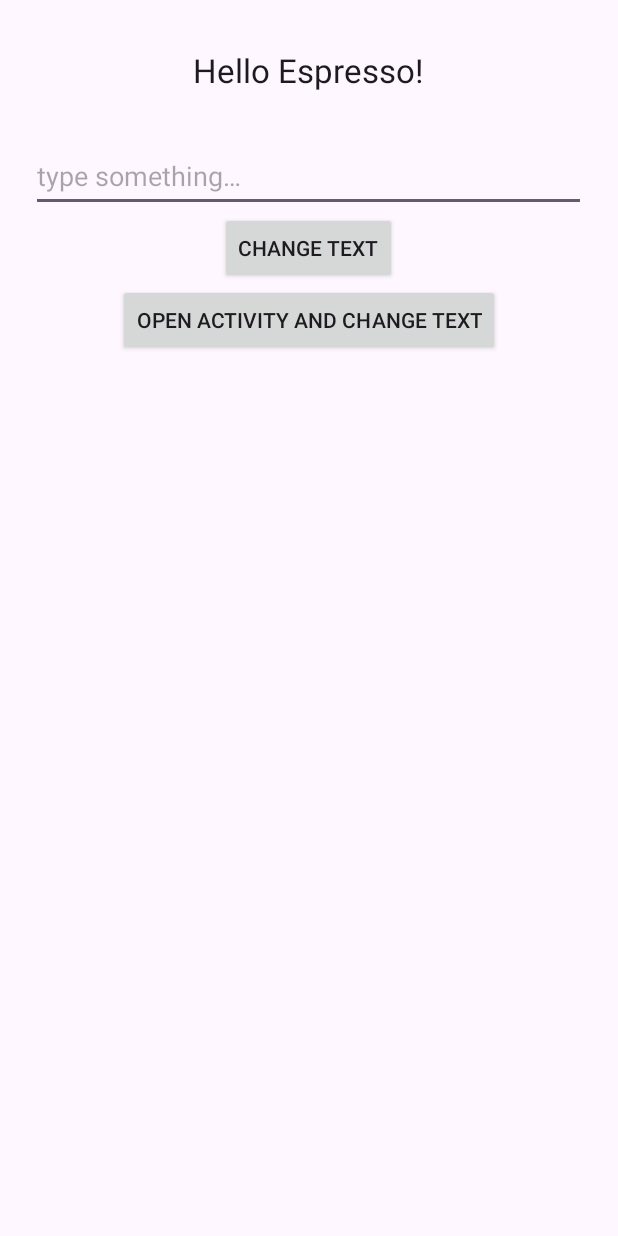
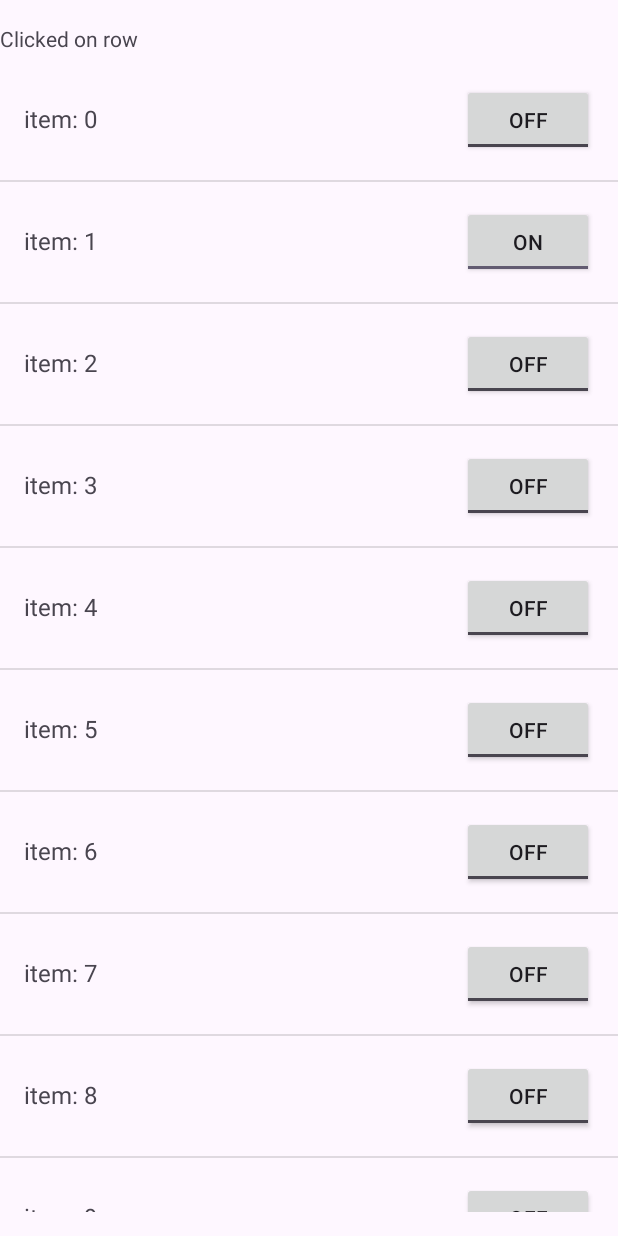
Before and after one commit to victoriaajuwon/tau-espresso, an Android app: the screen it shows after launch (MainActivity before the commit, LongListActivity after it), on a phone screen of 412 x 824 dp. Run offline under Robolectric (Android 15) with nearby library versions, the phone set to English and light mode, and no system bars.

Commit message:
Testing DataAdapter with Espresso

```diff
--- a/app/src/main/AndroidManifest.xml
+++ b/app/src/main/AndroidManifest.xml
@@ -12,7 +12,7 @@
         android:theme="@style/Theme.TAUIntrotoEspresso"
         >
         <activity
-            android:name=".MainActivity"
+            android:name=".LongListActivity"
             android:exported="true"
             android:label="@string/app_name">
             <intent-filter>
@@ -21,7 +21,6 @@
                 <category android:name="android.intent.category.LAUNCHER" />
             </intent-filter>
         </activity>
-        <activity android:name="com.example.tau_intro_to_espresso.ShowTextActivity"/>
     </application>
 
 </manifest>
--- /dev/null
+++ b/app/src/main/java/com/example/tau_intro_to_espresso/LongListActivity.java
@@ -0,0 +1,94 @@
+package com.example.tau_intro_to_espresso;
+
+import com.google.common.collect.Maps;
+
+import android.app.Activity;
+import android.os.Bundle;
+import androidx.annotation.VisibleForTesting;
+import android.view.LayoutInflater;
+import android.view.View;
+import android.view.ViewGroup;
+import android.widget.ListAdapter;
+import android.widget.ListView;
+import android.widget.SimpleAdapter;
+import android.widget.TextView;
+
+import java.util.ArrayList;
+import java.util.List;
+import java.util.Map;
+
+public class LongListActivity extends Activity {
+
+    @VisibleForTesting
+    protected static final String ROW_TEXT = "ROW_TEXT";
+
+    @VisibleForTesting
+    protected static final String ROW_ENABLED = "ROW_ENABLED";
+
+    @VisibleForTesting
+    protected static final int NUMBER_OF_ITEMS = 100;
+
+    @VisibleForTesting
+    protected static final String ITEM_TEXT_FORMAT = "item: %d";
+
+    private List<Map<String, Object>> data = new ArrayList<Map<String, Object>>();
+
+    private LayoutInflater layoutInflater;
+
+    @Override
+    public void onCreate(Bundle bundle) {
+        super.onCreate(bundle);
+        setContentView(R.layout.list_activity);
+        populateData();
+
+        ListView listView = (ListView) findViewById(R.id.list);
+        String[] from = new String[]{ROW_TEXT, ROW_ENABLED};
+        int[] to = new int[]{R.id.rowContentTextView, R.id.rowToggleButton};
+        layoutInflater = getLayoutInflater();
+
+        // Create the adapter for the list.
+        ListAdapter adapter = new LongListAdapter(from, to);
+
+        // Send the data to the list.
+        listView.setAdapter(adapter);
+    }
+
+    @VisibleForTesting
+    protected static Map<String, Object> makeItem(int forRow) {
+        Map<String, Object> dataRow = Maps.newHashMap();
+        dataRow.put(ROW_TEXT, String.format(ITEM_TEXT_FORMAT, forRow));
+        dataRow.put(ROW_ENABLED, forRow == 1);
+        return dataRow;
+    }
+
+    private void populateData() {
+        for (int i = 0; i < NUMBER_OF_ITEMS; i++) {
+            data.add(makeItem(i));
+        }
+    }
+
+    private class LongListAdapter extends SimpleAdapter {
+
+        public LongListAdapter(String[] from, int[] to) {
+            super(LongListActivity.this, LongListActivity.this.data, R.layout.list_item, from, to);
+        }
+
+        @Override
+        public View getView(final int position, View convertView, ViewGroup parent) {
+            // Inflate list items.
+            if (null == convertView) {
+                convertView = layoutInflater.inflate(R.layout.list_item, null);
+            }
+
+            convertView.setOnClickListener(new View.OnClickListener() {
+                @Override
+                public void onClick(View v) {
+                    ((TextView) findViewById(R.id.selection_row_value)).setText(
+                            String.valueOf(position));
+                }
+            });
+
+            return super.getView(position, convertView, parent);
+        }
+    }
+}
--- a/app/src/main/java/com/example/tau_intro_to_espresso/MainActivity.java
+++ /dev/null
@@ -1,52 +0,0 @@
-package com.example.tau_intro_to_espresso;
-
-
-
-import android.app.Activity;
-import android.content.Intent;
-import android.os.Bundle;
-import android.view.View;
-import android.widget.EditText;
-import android.widget.TextView;
-
-public class MainActivity extends Activity implements View.OnClickListener{
-
-    // The TextView used to display the message inside the Activity.
-    private TextView mTextView;
-
-    // The EditText where the user types the message.
-    private EditText mEditText;
-
-    @Override
-    protected void onCreate(Bundle savedInstanceState) {
-        super.onCreate(savedInstanceState);
-        setContentView(R.layout.activity_main);
-
-        // Set the listeners for the buttons.
-        findViewById(R.id.changeTextBt).setOnClickListener(this);
-        findViewById(R.id.activityChangeTextBtn).setOnClickListener(this);
-
-        mTextView = findViewById(R.id.textToBeChanged);
-        mEditText = findViewById(R.id.editTextUserInput);
-    }
-
-
-    @Override
-    public void onClick(View view) {
-        // Get the text from the EditText view.
-        final String text = mEditText.getText().toString();
-
-        final int changeTextBtId = R.id.changeTextBt;
-        final int activityChangeTextBtnId = R.id.activityChangeTextBtn;
-
-        if (view.getId() == changeTextBtId) {
-            // First button's interaction: set a text in a text view.
-            mTextView.setText(text);
-        } else if (view.getId() == activityChangeTextBtnId) {
-            // Second button's interaction: start an activity and send a message to it.
-            Intent intent = com.example.tau_intro_to_espresso.ShowTextActivity
-                    .newStartIntent(this, text);
-            startActivity(intent);
-        }
-    }
-}
--- a/app/src/main/res/layout/activity_main.xml
+++ /dev/null
@@ -1,65 +0,0 @@
-<?xml version="1.0" encoding="utf-8"?>
-<!--
-  ~ Copyright (C) 2015 The Android Open Source Project
-  ~
-  ~ Licensed under the Apache License, Version 2.0 (the "License");
-  ~ you may not use this file except in compliance with the License.
-  ~ You may obtain a copy of the License at
-  ~
-  ~   http://www.apache.org/licenses/LICENSE-2.0
-  ~
-  ~ Unless required by applicable law or agreed to in writing, software
-  ~ distributed under the License is distributed on an "AS IS" BASIS,
-  ~ WITHOUT WARRANTIES OR CONDITIONS OF ANY KIND, either express or implied.
-  ~ See the License for the specific language governing permissions and
-  ~ limitations under the License.
-  -->
-<LinearLayout xmlns:android="http://schemas.android.com/apk/res/android"
-    xmlns:tools="http://schemas.android.com/tools"
-    android:layout_width="match_parent"
-    android:layout_height="match_parent"
-    android:orientation="vertical"
-    tools:context=".MainActivity">
-    <!--    android:padding="@dimen/activity_horizontal_margin"-->
-
-
-    <TextView
-        android:id="@+id/textToBeChanged"
-        android:layout_width="wrap_content"
-        android:layout_height="wrap_content"
-        android:layout_gravity="center_horizontal"
-        android:layout_marginBottom="@dimen/header_margin"
-        android:layout_marginTop="@dimen/header_margin"
-        android:text="@string/hello_world"
-        android:textAppearance="?android:attr/textAppearanceLarge"/>
-
-
-    <EditText
-        android:id="@+id/editTextUserInput"
-        android:layout_width="370dp"
-        android:layout_height="48dp"
-        android:layout_gravity="center_horizontal"
-        android:autofillHints=""
-        android:hint="@string/type_something"
-        android:inputType="" />
-
-
-    <Button
-        style="?android:attr/buttonStyleSmall"
-        android:id="@+id/changeTextBt"
-        android:layout_width="wrap_content"
-        android:layout_height="wrap_content"
-        android:text="@string/change_text"
-        android:layout_gravity="center_horizontal"/>
-
-
-
-    <Button
-        style="?android:attr/buttonStyleSmall"
-        android:id="@+id/activityChangeTextBtn"
-        android:layout_width="wrap_content"
-        android:layout_height="wrap_content"
-        android:text="@string/open_activity_and_change_text"
-        android:layout_gravity="center_horizontal"/>
-
-</LinearLayout>
--- /dev/null
+++ b/app/src/main/res/layout/list_activity.xml
@@ -0,0 +1,50 @@
+<?xml version="1.0" encoding="utf-8"?>
+<!--
+  ~ Copyright (C) 2015 The Android Open Source Project
+  ~
+  ~ Licensed under the Apache License, Version 2.0 (the "License");
+  ~ you may not use this file except in compliance with the License.
+  ~ You may obtain a copy of the License at
+  ~
+  ~   http://www.apache.org/licenses/LICENSE-2.0
+  ~
+  ~ Unless required by applicable law or agreed to in writing, software
+  ~ distributed under the License is distributed on an "AS IS" BASIS,
+  ~ WITHOUT WARRANTIES OR CONDITIONS OF ANY KIND, either express or implied.
+  ~ See the License for the specific language governing permissions and
+  ~ limitations under the License.
+  -->
+
+<!-- XML for a screen with a list view. -->
+
+<LinearLayout xmlns:android="http://schemas.android.com/apk/res/android"
+    android:layout_width="match_parent"
+    android:layout_height="match_parent"
+    android:orientation="vertical"
+    android:paddingBottom="@dimen/activity_vertical_margin"
+    android:paddingTop="@dimen/activity_vertical_margin" >
+
+    <LinearLayout
+        android:layout_width="match_parent"
+        android:layout_height="@dimen/list_activity_click_header_height" >
+
+        <TextView
+            android:id="@+id/selection_row"
+            android:layout_width="wrap_content"
+            android:layout_height="wrap_content"
+            android:text="@string/row_label" />
+
+        <TextView
+            android:id="@+id/selection_row_value"
+            android:layout_width="wrap_content"
+            android:layout_height="wrap_content"
+            android:layout_marginLeft="@dimen/selection_row_value_margin"
+            android:layout_marginStart="@dimen/selection_row_value_margin" />
+    </LinearLayout>
+
+    <ListView
+        android:id="@+id/list"
+        android:layout_width="match_parent"
+        android:layout_height="wrap_content" />
+
+</LinearLayout>
--- a/app/src/main/res/layout/activity_show_text.xml
+++ b/app/src/main/res/layout/list_item.xml
@@ -14,18 +14,26 @@
   ~ See the License for the specific language governing permissions and
   ~ limitations under the License.
   -->
-<merge xmlns:android="http://schemas.android.com/apk/res/android"
-    xmlns:tools="http://schemas.android.com/tools"
+
+<LinearLayout xmlns:android="http://schemas.android.com/apk/res/android"
+    android:id="@+id/item_wrapper"
     android:layout_width="match_parent"
-    android:layout_height="match_parent"
-    tools:context=".ShowTextActivity">
+    android:layout_height="wrap_content"
+    android:minHeight="@dimen/list_item_min_height"
+    android:padding="@dimen/list_item_padding"
+    android:orientation="horizontal">
 
     <TextView
-        android:id="@+id/show_text_view"
+        android:id="@+id/rowContentTextView"
+        android:layout_width="0dp"
+        android:layout_height="wrap_content"
+        android:textSize="16sp"
+        android:layout_weight="1"/>
+
+    <ToggleButton
+        android:id="@+id/rowToggleButton"
         android:layout_width="wrap_content"
         android:layout_height="wrap_content"
-        android:layout_gravity="center"
-        android:text="@string/hello_world"
-        />
+        android:text=""/>
 
-</merge>
+</LinearLayout>
--- a/app/src/main/res/values/dimens.xml
+++ b/app/src/main/res/values/dimens.xml
@@ -18,4 +18,11 @@
     <!-- Default screen margins, per the Android Design guidelines. -->
     <dimen name="activity_horizontal_margin">16dp</dimen>
     <dimen name="header_margin">32dp</dimen>
+
+    <!-- Default screen margins, per the Android Design guidelines. -->
+    <dimen name="activity_vertical_margin">16dp</dimen>
+    <dimen name="list_activity_click_header_height">24dp</dimen>
+    <dimen name="selection_row_value_margin">12dp</dimen>
+    <dimen name="list_item_min_height">56dp</dimen>
+    <dimen name="list_item_padding">16dp</dimen>
 </resources>
--- a/app/src/main/res/values/strings.xml
+++ b/app/src/main/res/values/strings.xml
@@ -15,9 +15,6 @@
       ~ limitations under the License.
       -->
 <resources>
-<string name="app_name" translatable="false">Chapter-Three</string>
-<string name="hello_world" translatable="false">Hello Espresso!</string>
-<string name="change_text" translatable="false">Change text</string>
-<string name="type_something" translatable="false">type something…</string>
-<string name="open_activity_and_change_text" translatable="false">Open activity and change text</string>
+    <string name="app_name" translatable="false">Data Adapter Sample</string>
+    <string name="row_label">Clicked on row</string>
 </resources>
```
Also changed, not shown: app/src/main/java/com/example/tau_intro_to_espresso/ShowTextActivity.java (deleted, +0 -41 lines), 4 other files.
